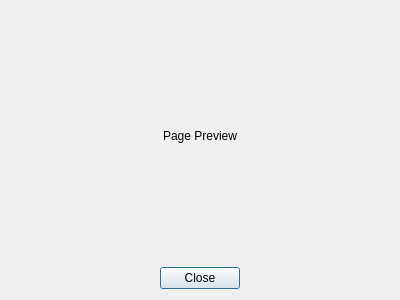
First picture: the form in src/pageeditor.ui, repository beeka/lrtedit, before the edit.
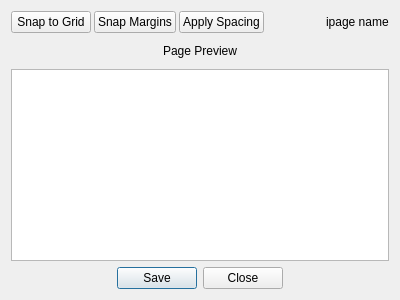
Second picture: the form after the edit.

Commit message: Add support for manual editing of box positions (through a table of data).

```diff
--- a/src/pageeditor.ui
+++ b/src/pageeditor.ui
@@ -14,7 +14,17 @@
    <string>Page Editor (preview)</string>
   </property>
   <layout class="QGridLayout" name="gridLayout">
-   <item row="0" column="0">
+   <item row="3" column="0">
+    <widget class="QDialogButtonBox" name="buttonBox">
+     <property name="standardButtons">
+      <set>QDialogButtonBox::Close|QDialogButtonBox::Save</set>
+     </property>
+     <property name="centerButtons">
+      <bool>true</bool>
+     </property>
+    </widget>
+   </item>
+   <item row="1" column="0">
     <widget class="QLabel" name="previewImage">
      <property name="text">
       <string>Page Preview</string>
@@ -24,14 +34,100 @@
      </property>
     </widget>
    </item>
-   <item row="1" column="0">
-    <widget class="QDialogButtonBox" name="buttonBox">
-     <property name="standardButtons">
-      <set>QDialogButtonBox::Close</set>
+   <item row="0" column="0">
+    <widget class="QFrame" name="actionsFame">
+     <property name="sizePolicy">
+      <sizepolicy hsizetype="Preferred" vsizetype="Fixed">
+       <horstretch>0</horstretch>
+       <verstretch>0</verstretch>
+      </sizepolicy>
      </property>
-     <property name="centerButtons">
-      <bool>true</bool>
+     <layout class="QHBoxLayout" name="horizontalLayout">
+      <property name="spacing">
+       <number>3</number>
+      </property>
+      <property name="leftMargin">
+       <number>0</number>
+      </property>
+      <property name="topMargin">
+       <number>0</number>
+      </property>
+      <property name="rightMargin">
+       <number>0</number>
+      </property>
+      <property name="bottomMargin">
+       <number>0</number>
+      </property>
+      <item>
+       <widget class="QPushButton" name="snapToGridBtn">
+        <property name="text">
+         <string>Snap to Grid</string>
+        </property>
+       </widget>
+      </item>
+      <item>
+       <widget class="QPushButton" name="snapMarginsBtn">
+        <property name="text">
+         <string>Snap Margins</string>
+        </property>
+       </widget>
+      </item>
+      <item>
+       <widget class="QPushButton" name="applySpacingBtn">
+        <property name="text">
+         <string>Apply Spacing</string>
+        </property>
+       </widget>
+      </item>
+      <item>
+       <spacer name="horizontalSpacer">
+        <property name="orientation">
+         <enum>Qt::Horizontal</enum>
+        </property>
+        <property name="sizeHint" stdset="0">
+         <size>
+          <width>40</width>
+          <height>20</height>
+         </size>
+        </property>
+       </spacer>
+      </item>
+      <item>
+       <widget class="QLabel" name="summaryLbl">
+        <property name="text">
+         <string>ipage name</string>
+        </property>
+       </widget>
+      </item>
+     </layout>
+    </widget>
+   </item>
+   <item row="2" column="0">
+    <widget class="QTableView" name="tableView">
+     <property name="sizePolicy">
+      <sizepolicy hsizetype="Expanding" vsizetype="Fixed">
+       <horstretch>0</horstretch>
+       <verstretch>0</verstretch>
+      </sizepolicy>
      </property>
+     <property name="verticalScrollBarPolicy">
+      <enum>Qt::ScrollBarAlwaysOff</enum>
+     </property>
+     <property name="horizontalScrollBarPolicy">
+      <enum>Qt::ScrollBarAlwaysOff</enum>
+     </property>
+     <property name="selectionMode">
+      <enum>QAbstractItemView::NoSelection</enum>
+     </property>
+     <property name="cornerButtonEnabled">
+      <bool>false</bool>
+     </property>
+     <attribute name="verticalHeaderVisible">
+      <bool>false</bool>
+     </attribute>
+     <attribute name="verticalHeaderHighlightSections">
+      <bool>false</bool>
+     </attribute>
     </widget>
    </item>
   </layout>
```
Left out of the diff: 10 changed lines with no effect on the pictures. The commit also changes 11 other files.
